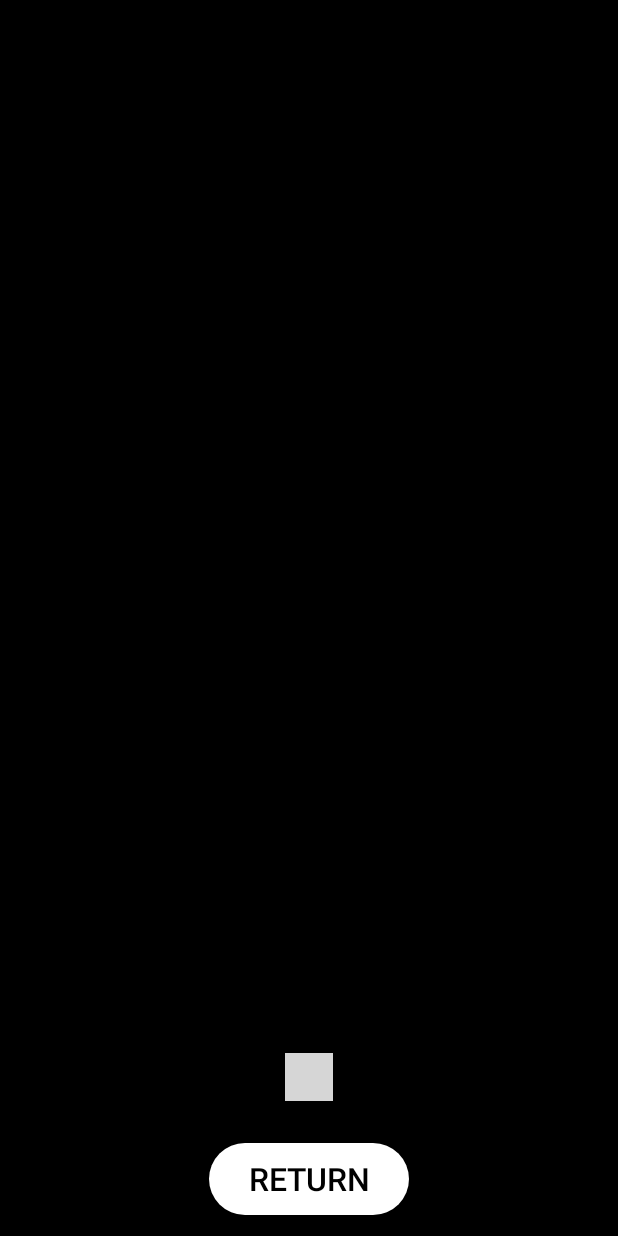
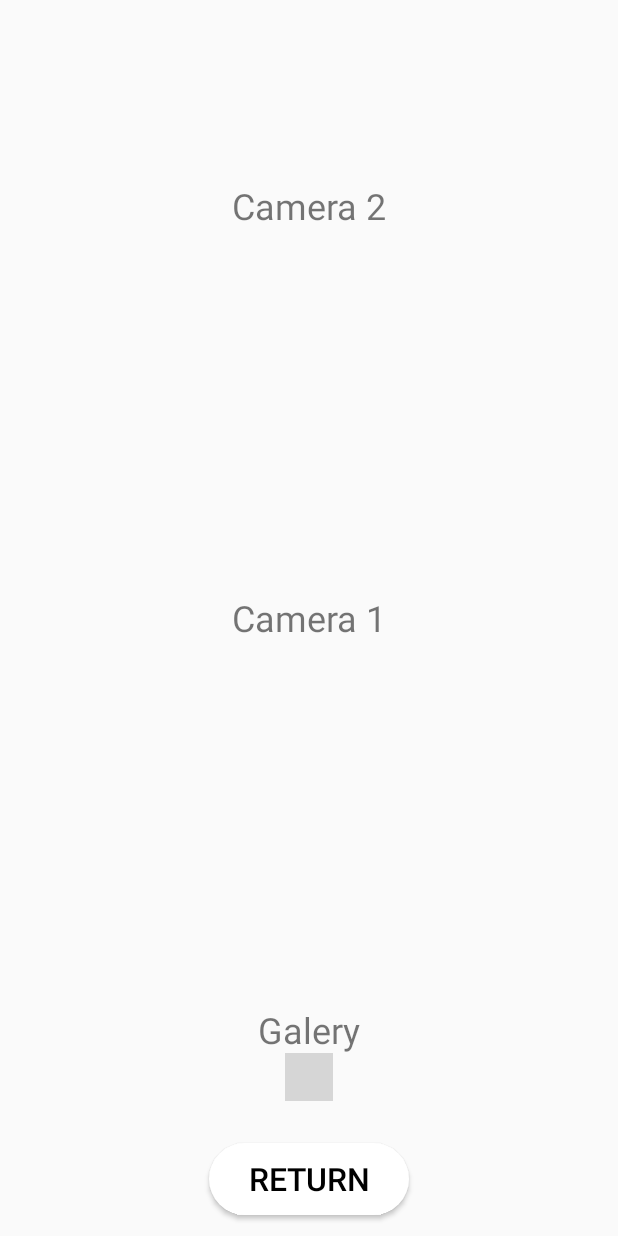
Before and after one commit to Ucdemir/YHYCamera, an Android app: the fragment TakenFragment placed in its activity, on a phone screen of 412 x 824 dp. Run offline under Robolectric (Android 15) with nearby library versions, the phone set to English and light mode, and no system bars; our stand-ins replace data binding; plain views replace PageIndicatorView; pictures from the network do not load; grey boxes are pictures that could not be loaded.

Commit message:
Tarih : 02/07/2020 -TakenFragmentta onhide fonksiyonu arraylist olarak yapıldı. -LogD fonksiyonu yazıldı -ViewPager Adapter video kısmında placeholder imageview eklendi -video start ve stop da ses eklendi. -Galery  on development

```diff
--- a/app/src/main/java/yazilim/hilal/yesil/yhycamera/activity/MainActivity.java
+++ b/app/src/main/java/yazilim/hilal/yesil/yhycamera/activity/MainActivity.java
@@ -1,26 +1,50 @@
 package yazilim.hilal.yesil.yhycamera.activity;
 
 import androidx.appcompat.app.AppCompatActivity;
+import androidx.databinding.DataBindingUtil;
 
 import android.os.Bundle;
 
 import yazilim.hilal.yesil.yhycamera.R;
-import yazilim.hilal.yesil.yhycamera.fragments.CameraFragment;
+import yazilim.hilal.yesil.yhycamera.databinding.ActivityCameraBinding;
+import yazilim.hilal.yesil.yhycamera.fragments.camera2.CameraFragment;
+import yazilim.hilal.yesil.yhycamera.fragments.galery.YHYGalery;
 
 public class MainActivity extends AppCompatActivity {
 
+
+    private ActivityCameraBinding binding;
     @Override
     protected void onCreate(Bundle savedInstanceState) {
         super.onCreate(savedInstanceState);
-        setContentView(R.layout.activity_camera);
 
-        if (null == savedInstanceState) {
 
-            getSupportFragmentManager().beginTransaction()
-                    .replace(R.id.container, CameraFragment.newInstance(),"Camera")
-                    .commit();
-        }
+      ActivityCameraBinding binding = DataBindingUtil.setContentView(this, R.layout.activity_camera);
 
-        //aaa
+
+
+      binding.btnCamara2.setOnClickListener(v->{
+
+          getSupportFragmentManager().beginTransaction()
+                      .replace(R.id.container, CameraFragment.newInstance(),"Camera").addToBackStack(null)
+                      .commit();
+
+      });
+
+      binding.btnCamara1.setOnClickListener(v->{
+
+      });
+
+
+
+      binding.btnGalery.setOnClickListener(v->{
+          getSupportFragmentManager().beginTransaction()
+                  .replace(R.id.container, new YHYGalery(),"Galery").addToBackStack(null)
+                  .commit();
+
+      });
+
+
+
     }
 }
--- a/app/src/main/java/yazilim/hilal/yesil/yhycamera/adapter/DataAdapter.java
+++ b/app/src/main/java/yazilim/hilal/yesil/yhycamera/adapter/DataAdapter.java
@@ -23,8 +23,7 @@ import yazilim.hilal.yesil.yhycamera.databinding.AdapterHorizantalTakenPhotoBind
 import yazilim.hilal.yesil.yhycamera.databinding.AdapterHorizantalTakenVideoBinding;
 import yazilim.hilal.yesil.yhycamera.databinding.AdapterTakenPhotoBinding;
 import yazilim.hilal.yesil.yhycamera.databinding.AdapterTakenVideoBinding;
-import yazilim.hilal.yesil.yhycamera.fragments.CameraFragment;
-import yazilim.hilal.yesil.yhycamera.fragments.TakenFragment;
+import yazilim.hilal.yesil.yhycamera.fragments.camera2.TakenFragment;
 import yazilim.hilal.yesil.yhycamera.pojo.DataClass;
 
 public class DataAdapter  extends RecyclerView.Adapter<RecyclerView.ViewHolder> {
--- a/app/src/main/java/yazilim/hilal/yesil/yhycamera/view/CameraViews.java
+++ b/app/src/main/java/yazilim/hilal/yesil/yhycamera/view/CameraViews.java
@@ -1,9 +1,9 @@
 package yazilim.hilal.yesil.yhycamera.view;
 
 import yazilim.hilal.yesil.yhycamera.R;
-import yazilim.hilal.yesil.yhycamera.fragments.CameraFragment;
+import yazilim.hilal.yesil.yhycamera.fragments.camera2.CameraFragment;
 
-import static yazilim.hilal.yesil.yhycamera.fragments.CameraFragment.CAMERA_BACK;
+import static yazilim.hilal.yesil.yhycamera.fragments.camera2.CameraFragment.CAMERA_BACK;
 
 public class CameraViews {
 
--- a/app/src/main/res/layout/activity_camera.xml
+++ b/app/src/main/res/layout/activity_camera.xml
@@ -1,22 +1,66 @@
-<?xml version="1.0" encoding="utf-8"?><!--
- Copyright 2014 The Android Open Source Project
+<?xml version="1.0" encoding="utf-8"?>
+<layout xmlns:android="http://schemas.android.com/apk/res/android"
+    xmlns:tools="http://schemas.android.com/tools"
+    >
 
- Licensed under the Apache License, Version 2.0 (the "License");
- you may not use this file except in compliance with the License.
- You may obtain a copy of the License at
-
-     http://www.apache.org/licenses/LICENSE-2.0
-
- Unless required by applicable law or agreed to in writing, software
- distributed under the License is distributed on an "AS IS" BASIS,
- WITHOUT WARRANTIES OR CONDITIONS OF ANY KIND, either express or implied.
- See the License for the specific language governing permissions and
- limitations under the License.
--->
-<FrameLayout xmlns:android="http://schemas.android.com/apk/res/android"
-    xmlns:tools="http://schemas.android.com/tools"
-    android:id="@+id/container"
+<FrameLayout
     android:layout_width="match_parent"
     android:layout_height="match_parent"
-    android:background="#000"
-   />
+
+   >
+
+    <LinearLayout
+        android:layout_width="match_parent"
+        android:layout_height="match_parent"
+        android:orientation="vertical"
+        android:weightSum="3">
+
+
+        <TextView
+            android:layout_width="match_parent"
+            android:layout_height="0dp"
+            android:layout_weight="1"
+            android:text="Camera 2"
+            android:gravity="center"
+            android:id="@+id/btnCamara2"
+            android:textSize="24sp">
+
+
+        </TextView>
+        <TextView
+            android:layout_width="match_parent"
+            android:layout_height="0dp"
+            android:layout_weight="1"
+            android:text="Camera 1"
+            android:gravity="center"
+            android:id="@+id/btnCamara1"
+            android:textSize="24sp">
+
+
+        </TextView>
+
+        <TextView
+            android:layout_width="match_parent"
+            android:layout_height="0dp"
+            android:layout_weight="1"
+            android:text="Galery"
+            android:gravity="center"
+            android:id="@+id/btnGalery"
+            android:textSize="24sp">
+
+
+        </TextView>
+    </LinearLayout>
+
+
+    <FrameLayout
+        android:layout_width="match_parent"
+        android:layout_height="match_parent"
+        android:id="@+id/container">
+
+
+    </FrameLayout>
+
+
+</FrameLayout>
+</layout>
```
Also changed, not shown: app/src/main/java/yazilim/hilal/yesil/yhycamera/adapter/ViewPagerAdapter.java (+23 -18 lines), app/src/main/java/yazilim/hilal/yesil/yhycamera/data/DataManager.java (+8 -0 lines), app/src/main/java/yazilim/hilal/yesil/yhycamera/fragments/camera2/CameraFragment.java (renamed from app/src/main/java/yazilim/hilal/yesil/yhycamera/fragments/CameraFragment.java, +6 -17 lines), app/src/main/java/yazilim/hilal/yesil/yhycamera/fragments/camera2/TakenFragment.java (renamed from app/src/main/java/yazilim/hilal/yesil/yhycamera/fragments/TakenFragment.java, +26 -6 lines), app/src/main/java/yazilim/hilal/yesil/yhycamera/fragments/galery/YHYGalery.java (added, +151 -0 lines), app/src/main/java/yazilim/hilal/yesil/yhycamera/listener/OnPhoneImagesObtained.java (added, +11 -0 lines), app/src/main/java/yazilim/hilal/yesil/yhycamera/models/PhoneAlbum.java (added, +46 -0 lines), app/src/main/java/yazilim/hilal/yesil/yhycamera/models/PhonePhoto.java (added, +32 -0 lines), app/src/main/res/drawable/ic_arrow_down.xml (added, +9 -0 lines), app/src/main/res/drawable/ic_arrow_up.xml (added, +9 -0 lines), app/src/main/res/layout/adapter_play_video.xml (+9 -0 lines), app/src/main/res/layout/fragment_galery.xml (added, +41 -0 lines).
